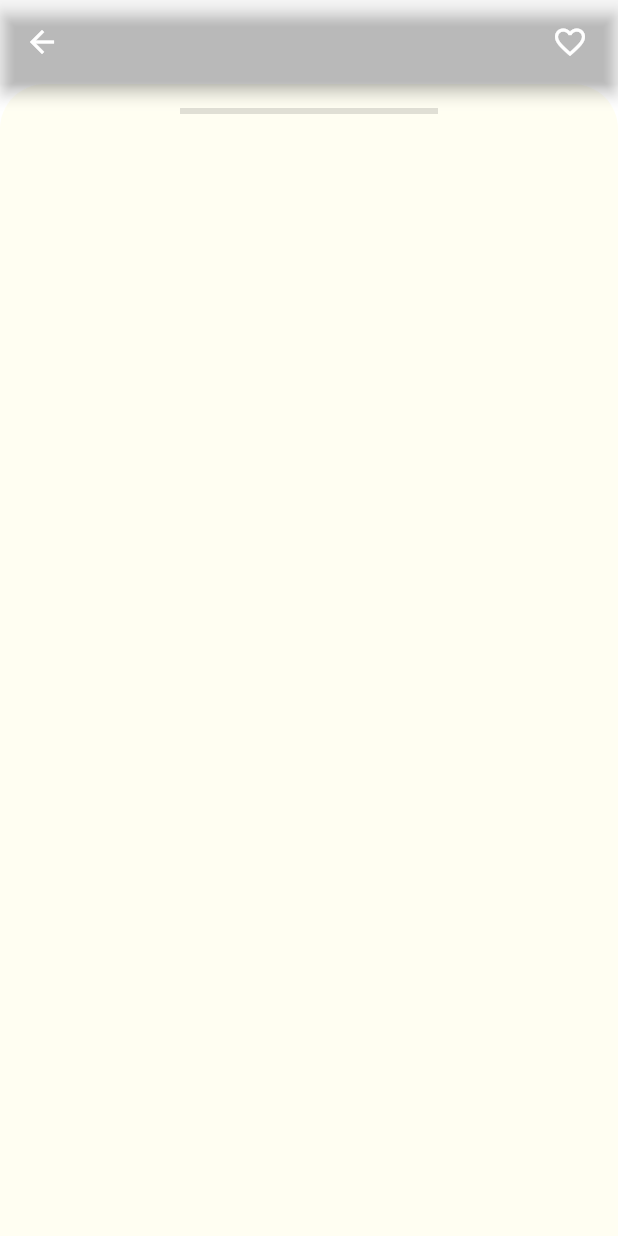
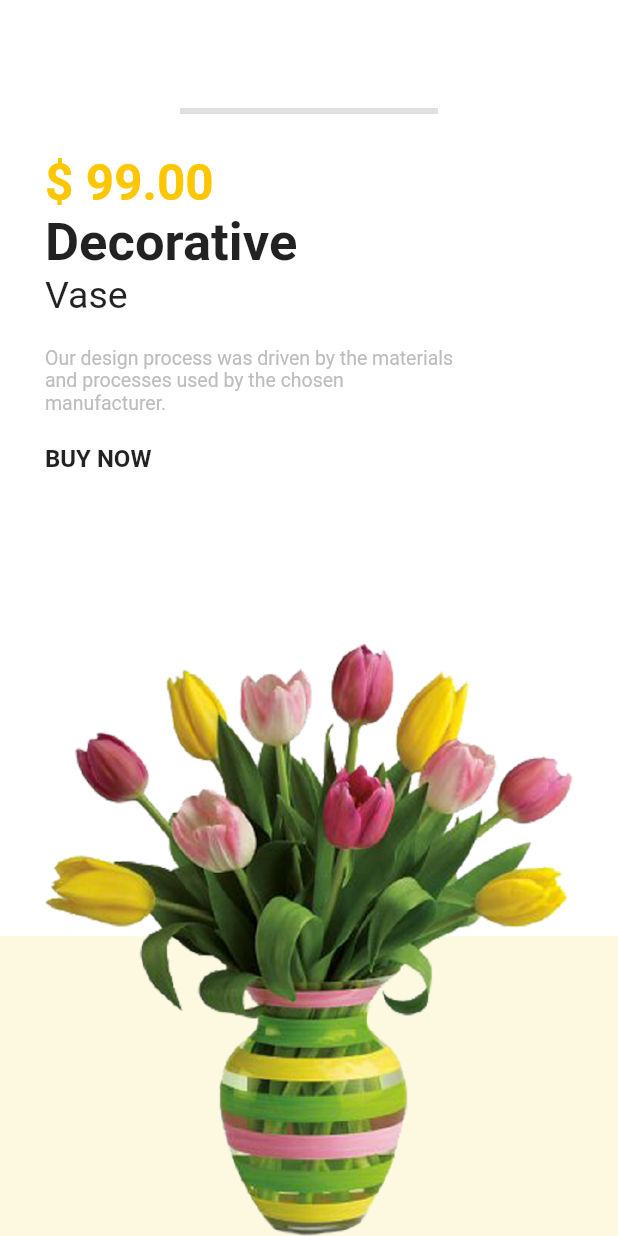
Before and after one commit to mistrypavankumar/interior_design_app, a Flutter app: the DetailPage screen opened directly, on a phone screen of 412 x 824 dp. Run offline on Flutter 3.47's test engine with Material 2 defaults, Android fonts, the phone set to English and light mode, and no system bars.

Commit message:
Added files

```diff
--- a/lib/screens/detailPage.dart
+++ b/lib/screens/detailPage.dart
@@ -32,11 +32,15 @@ class _DetailPageState extends State<DetailPage> {
             ),
           ),
         ],
+        elevation: 0,
       ),
-      body: Container(
+      body: Stack(
+        children: [
+          Container(
             height: MediaQuery.of(context).size.height,
+            width: MediaQuery.of(context).size.width,
             decoration: BoxDecoration(
-          color: AppColors.mainColor,
+              color: Colors.white,
               borderRadius: BorderRadius.only(
                 topLeft: Radius.circular(30),
                 topRight: Radius.circular(30),
@@ -44,16 +48,107 @@ class _DetailPageState extends State<DetailPage> {
             ),
             child: Column(
               children: [
+                Spacer(),
+                Container(
+                  height: 200,
+                  color: AppColors.lightYellow,
+                )
+              ],
+            ),
+          ),
+          Container(
+            height: MediaQuery.of(context).size.height,
+            width: MediaQuery.of(context).size.width,
+            child: Column(
+              children: [
                 Container(
                   margin: const EdgeInsets.symmetric(
                     horizontal: 120,
                     vertical: 10,
                   ),
-              child: Divider(thickness: 4),
+                  child: Column(
+                    mainAxisAlignment: MainAxisAlignment.start,
+                    children: [
+                      Divider(thickness: 4),
+                    ],
+                  ),
+                ),
+                Expanded(
+                  child: Container(
+                    width: MediaQuery.of(context).size.width,
+                    height: 700,
+                    // color: Colors.red,
+                    child: Stack(
+                      children: [
+                        Container(
+                          margin: const EdgeInsets.only(
+                            top: 10,
+                            left: 30,
+                          ),
+                          child: Column(
+                            crossAxisAlignment: CrossAxisAlignment.start,
+                            children: [
+                              Text(
+                                "\$ 99.00",
+                                style: TextStyle(
+                                  color: AppColors.darkYellow,
+                                  fontSize: 33,
+                                  fontWeight: FontWeight.bold,
+                                ),
+                              ),
+                              Text(
+                                "Decorative",
+                                style: TextStyle(
+                                  fontSize: 35,
+                                  fontWeight: FontWeight.bold,
+                                ),
+                              ),
+                              Text(
+                                "Vase",
+                                style: TextStyle(
+                                  fontSize: 25,
+                                ),
+                              ),
+                              SizedBox(height: 20),
+                              Padding(
+                                padding: const EdgeInsets.only(
+                                  right: 100.0,
+                                ),
+                                child: Text(
+                                  "Our design process was driven by the materials and processes used by the chosen manufacturer.",
+                                  style: TextStyle(
+                                    color: Colors.grey[400],
+                                    fontSize: 13,
+                                  ),
+                                ),
+                              ),
+                              SizedBox(height: 20),
+                              Text(
+                                "BUY NOW",
+                                style: TextStyle(
+                                  fontSize: 16,
+                                  fontWeight: FontWeight.bold,
+                                ),
+                              ),
+                              Spacer(),
+                              Container(
+                                padding: const EdgeInsets.only(right: 30),
+                                child: Image.asset(
+                                  "assets/vase.png",
+                                ),
                               ),
                             ],
                           ),
                         ),
+                      ],
+                    ),
+                  ),
+                ),
+              ],
+            ),
+          ),
+        ],
+      ),
     );
   }
 }
--- a/lib/screens/homeScreen.dart
+++ b/lib/screens/homeScreen.dart
@@ -62,6 +62,13 @@ class _HomeScreenState extends State<HomeScreen> {
                       fontSize: 25,
                     ),
                   ),
+                ],
+              ),
+            ),
+          ),
+          Container(
+            child: Column(
+              children: [
                 _sideIcons(context),
                 HeadingDesc(
                   text1:
@@ -77,8 +84,7 @@ class _HomeScreenState extends State<HomeScreen> {
                 ),
               ],
             ),
-            ),
-          ),
+          )
         ],
       ),
       bottomNavigationBar: BottomAppBar(
@@ -123,9 +129,17 @@ class _HomeScreenState extends State<HomeScreen> {
 
   Widget _sideIcons(BuildContext context) {
     return Container(
+      margin: const EdgeInsets.only(
+        top: 200,
+      ),
       width: MediaQuery.of(context).size.width,
       child: Row(
         children: [
+          Container(
+            padding: const EdgeInsets.all(10),
+            width: 300,
+            child: Image.asset("assets/vase.png"),
+          ),
           Spacer(),
           Padding(
             padding: const EdgeInsets.symmetric(
--- a/lib/widgets/headingDes.dart
+++ b/lib/widgets/headingDes.dart
@@ -16,6 +16,7 @@ class HeadingDesc extends StatelessWidget {
     return Container(
       margin: const EdgeInsets.only(
         right: 40,
+        left: 120,
       ),
       child: Column(
         crossAxisAlignment: CrossAxisAlignment.start,
@@ -29,8 +30,8 @@ class HeadingDesc extends StatelessWidget {
             ),
           ),
           Padding(
-            padding: const EdgeInsets.symmetric(
-              vertical: 10.0,
+            padding: const EdgeInsets.only(
+              top: 10.0,
             ),
             child: GestureDetector(
               onTap: onTap,
--- a/pubspec.yaml
+++ b/pubspec.yaml
@@ -45,8 +45,8 @@ flutter:
   uses-material-design: true
 
   # To add assets to your application, add an assets section, like this:
-  # assets:
-  #   - images/a_dot_burr.jpeg
+  assets:
+     - assets/
   #   - images/a_dot_ham.jpeg
 
   # An image asset can refer to one or more resolution-specific "variants", see
```
Also changed, not shown: assets/vase.png (added). Lines whose indentation alone changed are shown as unchanged.
